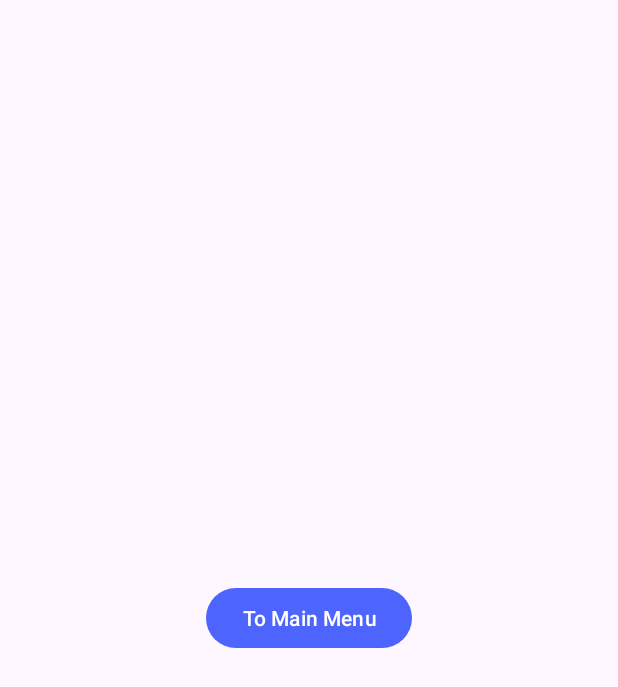
After one commit to thatcherclough/Boppin-It, an Android app: the layout fragment_game_over.xml on its own in the app's theme, with its tools: preview values and no code run, on a phone screen of 412 x 824 dp. The commit adds this screen. Shown: the top 687 px of the screen. Run offline under Robolectric (Android 15) with nearby library versions, the phone set to English and light mode, and no system bars.

Commit message:
+ Added Game Over fragment + Fixed solo mode to display 1 player (previously always displayed 2 after I probably broke it)

```diff
--- /dev/null
+++ b/app/src/main/res/layout/fragment_game_over.xml
@@ -0,0 +1,16 @@
+<?xml version="1.0" encoding="utf-8"?>
+<androidx.constraintlayout.widget.ConstraintLayout xmlns:android="http://schemas.android.com/apk/res/android"
+    xmlns:app="http://schemas.android.com/apk/res-auto"
+    android:layout_width="match_parent"
+    android:layout_height="match_parent">
+
+    <Button
+        android:id="@+id/btnMainMenu"
+        android:layout_width="wrap_content"
+        android:layout_height="wrap_content"
+        android:text="To Main Menu"
+        app:layout_constraintBottom_toBottomOf="parent"
+        app:layout_constraintEnd_toEndOf="parent"
+        app:layout_constraintStart_toStartOf="parent"
+        app:layout_constraintTop_toTopOf="parent" />
+</androidx.constraintlayout.widget.ConstraintLayout>
```
Also changed, not shown: app/src/main/java/com/cs407/boppinit/GameplayActivity.kt (+8 -2 lines), app/src/main/java/com/cs407/boppinit/activities/AllActivities.kt (+7 -0 lines), app/src/main/java/com/cs407/boppinit/activities/GameOverActivity.kt (added, +51 -0 lines).
